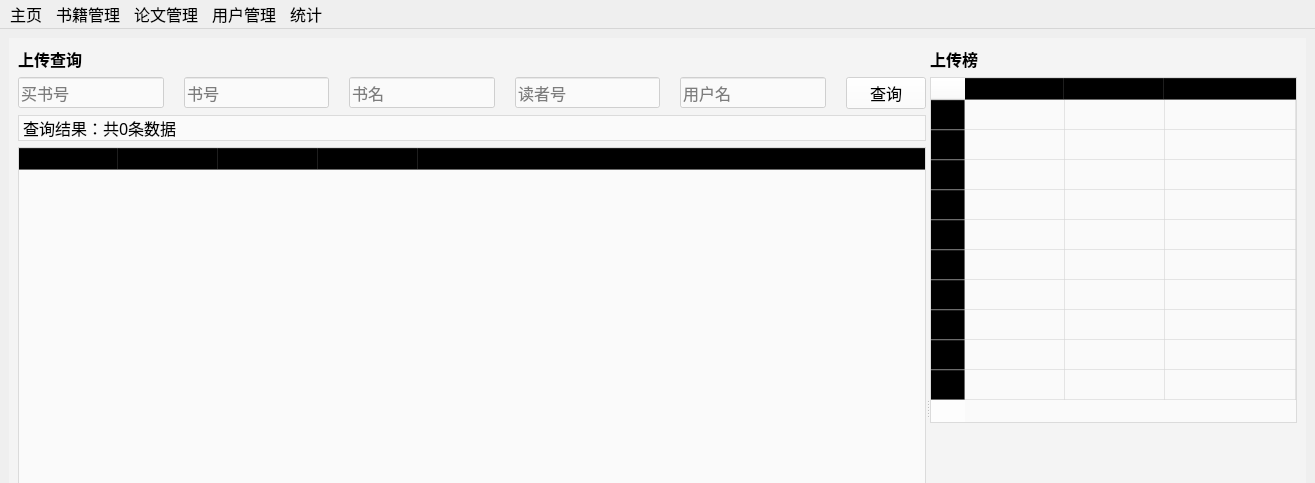
Qt form admin/frontend/mainWin.ui (sophiefy/WHU-MMS) before a commit; both pictures show x 0 to 1315 and y 0 to 483 of the 1315 by 786 pixel window.
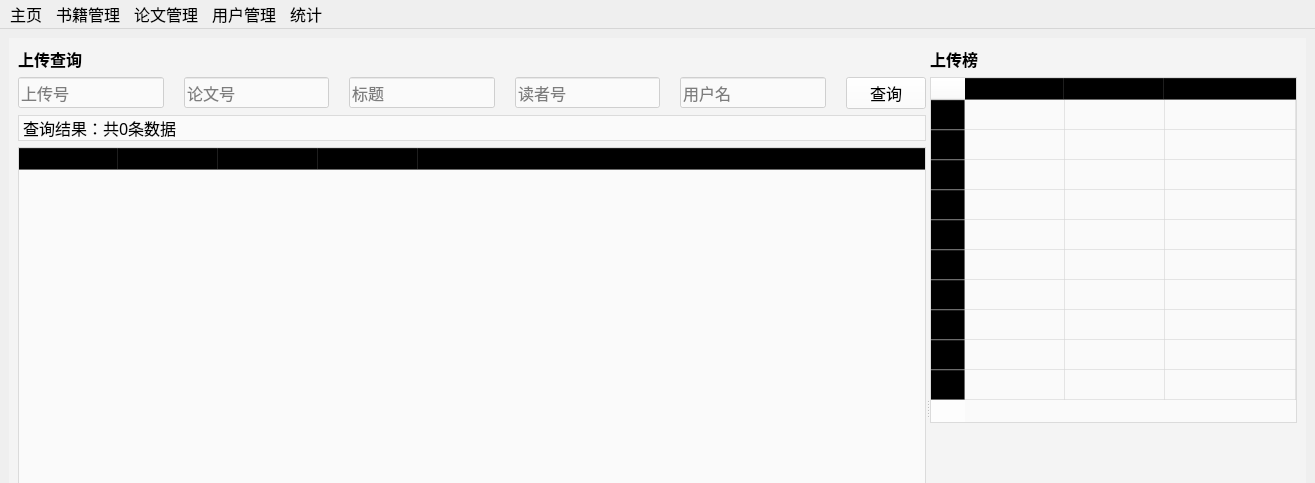
The same form after that commit. The open tabs and pages were chosen to show the change. Icons and pictures are not drawn.

Commit message: 加入buyer和upload的前端接口

Diff of the .ui file:
```diff
--- a/admin/frontend/mainWin.ui
+++ b/admin/frontend/mainWin.ui
@@ -2341,7 +2341,7 @@
                  <string notr="true">background-color: rgba(255, 255, 255, 150);</string>
                 </property>
                 <property name="placeholderText">
-                 <string>买书号</string>
+                 <string>上传号</string>
                 </property>
                </widget>
               </item>
@@ -2357,7 +2357,7 @@
                  <string notr="true">background-color: rgba(255, 255, 255, 150);</string>
                 </property>
                 <property name="placeholderText">
-                 <string>书号</string>
+                 <string>论文号</string>
                 </property>
                </widget>
               </item>
@@ -2373,7 +2373,7 @@
                  <string notr="true">background-color: rgba(255, 255, 255, 150);</string>
                 </property>
                 <property name="placeholderText">
-                 <string>书名</string>
+                 <string>标题</string>
                 </property>
                </widget>
               </item>
@@ -2450,7 +2450,7 @@
              </widget>
             </item>
             <item>
-             <widget class="QTableWidget" name="buyerTbl_2">
+             <widget class="QTableWidget" name="uploadTbl">
               <property name="font">
                <font>
                 <family>微软雅黑</family>
@@ -2695,7 +2695,7 @@
              </widget>
             </item>
             <item>
-             <widget class="QTableWidget" name="uploadTbl">
+             <widget class="QTableWidget" name="contributorTbl">
               <property name="minimumSize">
                <size>
                 <width>360</width>
```
Left out of the diff: 4 changed lines with no effect on the pictures. The commit also changes 3 other files.
